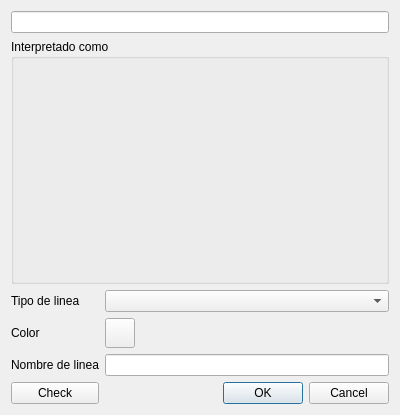
Before: the Qt Designer form UI/UI_LoadTransferFunctionPopUp.ui in Teoria-de-Circuitos-II/Filter-Tool-TC2-Gullino-Tool-, drawn with Qt 5.
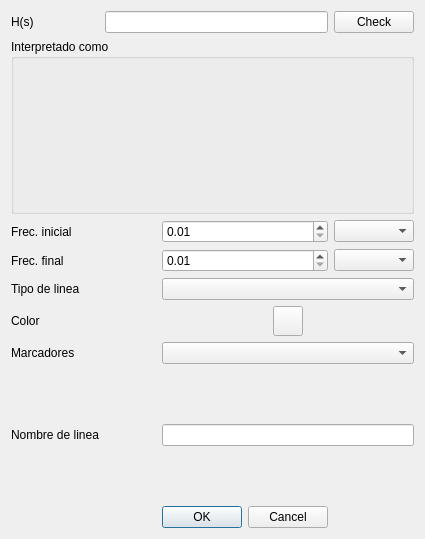
After: the same form once the commit is applied.

Commit message: Updates Trasnfer function functionality

The edit to the form file:
```diff
--- a/UI/UI_LoadTransferFunctionPopUp.ui
+++ b/UI/UI_LoadTransferFunctionPopUp.ui
@@ -6,71 +6,32 @@
    <rect>
     <x>0</x>
     <y>0</y>
-    <width>400</width>
-    <height>415</height>
+    <width>425</width>
+    <height>539</height>
    </rect>
   </property>
   <property name="windowTitle">
    <string>Dialog</string>
   </property>
   <layout class="QGridLayout" name="gridLayout">
-   <item row="0" column="0" colspan="2">
-    <widget class="QLineEdit" name="TransferFunctionLineEdit"/>
-   </item>
-   <item row="2" column="0">
-    <widget class="QLabel" name="LineTypeLabel">
+   <item row="9" column="0">
+    <widget class="QLabel" name="MarkerLabel">
      <property name="text">
-      <string>Tipo de linea</string>
+      <string>Marcadores</string>
      </property>
     </widget>
    </item>
-   <item row="2" column="1">
-    <widget class="QComboBox" name="LineTypeCB"/>
-   </item>
-   <item row="3" column="0">
-    <widget class="QLabel" name="ColorLabel">
-     <property name="text">
-      <string>Color</string>
+   <item row="4" column="2" colspan="2">
+    <widget class="QDoubleSpinBox" name="StopDSB">
+     <property name="minimum">
+      <double>0.010000000000000</double>
      </property>
-    </widget>
-   </item>
-   <item row="3" column="1">
-    <widget class="QPushButton" name="ColorButton">
-     <property name="minimumSize">
-      <size>
-       <width>30</width>
-       <height>30</height>
-      </size>
+     <property name="maximum">
+      <double>99999999999999991433150857216.000000000000000</double>
      </property>
-     <property name="maximumSize">
-      <size>
-       <width>30</width>
-       <height>30</height>
-      </size>
-     </property>
-     <property name="text">
-      <string/>
-     </property>
     </widget>
    </item>
-   <item row="4" column="0">
-    <widget class="QLabel" name="TraceNameLabel">
-     <property name="text">
-      <string>Nombre de linea</string>
-     </property>
-    </widget>
-   </item>
-   <item row="4" column="1">
-    <widget class="QLineEdit" name="TraceNameLE"/>
-   </item>
-   <item row="5" column="0">
-    <widget class="QPushButton" name="CheckButton">
-     <property name="text">
-      <string>Check</string>
-     </property>
-    </widget>
-   </item>
-   <item row="5" column="1">
+   <item row="12" column="2" colspan="2">
     <widget class="QDialogButtonBox" name="TransferFunctionButtonBox">
      <property name="orientation">
       <enum>Qt::Horizontal</enum>
@@ -80,7 +41,17 @@
      </property>
     </widget>
    </item>
-   <item row="1" column="0" colspan="2">
+   <item row="3" column="4">
+    <widget class="QComboBox" name="StartFreqMultCB"/>
+   </item>
+   <item row="3" column="0">
+    <widget class="QLabel" name="StartFreqLabel">
+     <property name="text">
+      <string>Frec. inicial</string>
+     </property>
+    </widget>
+   </item>
+   <item row="1" column="0" colspan="5">
     <widget class="QGroupBox" name="TexGroupBox">
      <property name="minimumSize">
       <size>
@@ -94,6 +65,96 @@
      <layout class="QGridLayout" name="gridLayout_2"/>
     </widget>
    </item>
+   <item row="7" column="0" colspan="2">
+    <widget class="QLabel" name="LineTypeLabel">
+     <property name="text">
+      <string>Tipo de linea</string>
+     </property>
+    </widget>
+   </item>
+   <item row="4" column="4">
+    <widget class="QComboBox" name="StopFreqMultCB"/>
+   </item>
+   <item row="7" column="2" colspan="3">
+    <widget class="QComboBox" name="LineTypeCB"/>
+   </item>
+   <item row="8" column="0" colspan="2">
+    <widget class="QLabel" name="ColorLabel">
+     <property name="text">
+      <string>Color</string>
+     </property>
+    </widget>
+   </item>
+   <item row="4" column="0">
+    <widget class="QLabel" name="StopFreqLabel">
+     <property name="text">
+      <string>Frec. final</string>
+     </property>
+    </widget>
+   </item>
+   <item row="8" column="2" colspan="3">
+    <layout class="QHBoxLayout" name="horizontalLayout">
+     <item>
+      <widget class="QPushButton" name="ColorButton">
+       <property name="minimumSize">
+        <size>
+         <width>30</width>
+         <height>30</height>
+        </size>
+       </property>
+       <property name="maximumSize">
+        <size>
+         <width>30</width>
+         <height>30</height>
+        </size>
+       </property>
+       <property name="text">
+        <string/>
+       </property>
+      </widget>
+     </item>
+    </layout>
+   </item>
+   <item row="0" column="4">
+    <widget class="QPushButton" name="CheckButton">
+     <property name="text">
+      <string>Check</string>
+     </property>
+    </widget>
+   </item>
+   <item row="0" column="0">
+    <widget class="QLabel" name="label">
+     <property name="text">
+      <string>H(s)</string>
+     </property>
+    </widget>
+   </item>
+   <item row="0" column="1" colspan="3">
+    <widget class="QLineEdit" name="TransferFunctionLineEdit"/>
+   </item>
+   <item row="3" column="2" colspan="2">
+    <widget class="QDoubleSpinBox" name="StartDSB">
+     <property name="minimum">
+      <double>0.010000000000000</double>
+     </property>
+     <property name="maximum">
+      <double>99999999999999991433150857216.000000000000000</double>
+     </property>
+    </widget>
+   </item>
+   <item row="10" column="0" rowspan="2">
+    <widget class="QLabel" name="TraceNameLabel">
+     <property name="text">
+      <string>Nombre de linea</string>
+     </property>
+    </widget>
+   </item>
+   <item row="9" column="2" colspan="3">
+    <widget class="QComboBox" name="MarkersCB"/>
+   </item>
+   <item row="10" column="2" rowspan="2" colspan="3">
+    <widget class="QLineEdit" name="TraceNameLE"/>
+   </item>
   </layout>
  </widget>
  <resources/>
```
Left out of the diff: 22 changed lines with no effect on the pictures. The commit also changes 7 other files.
